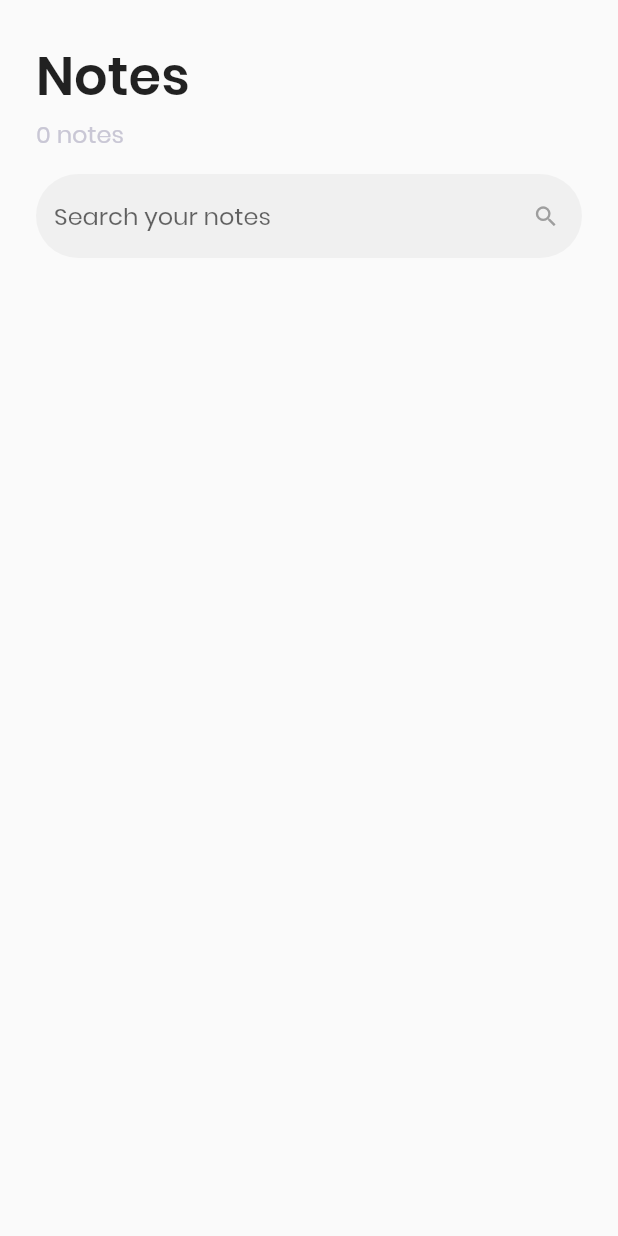
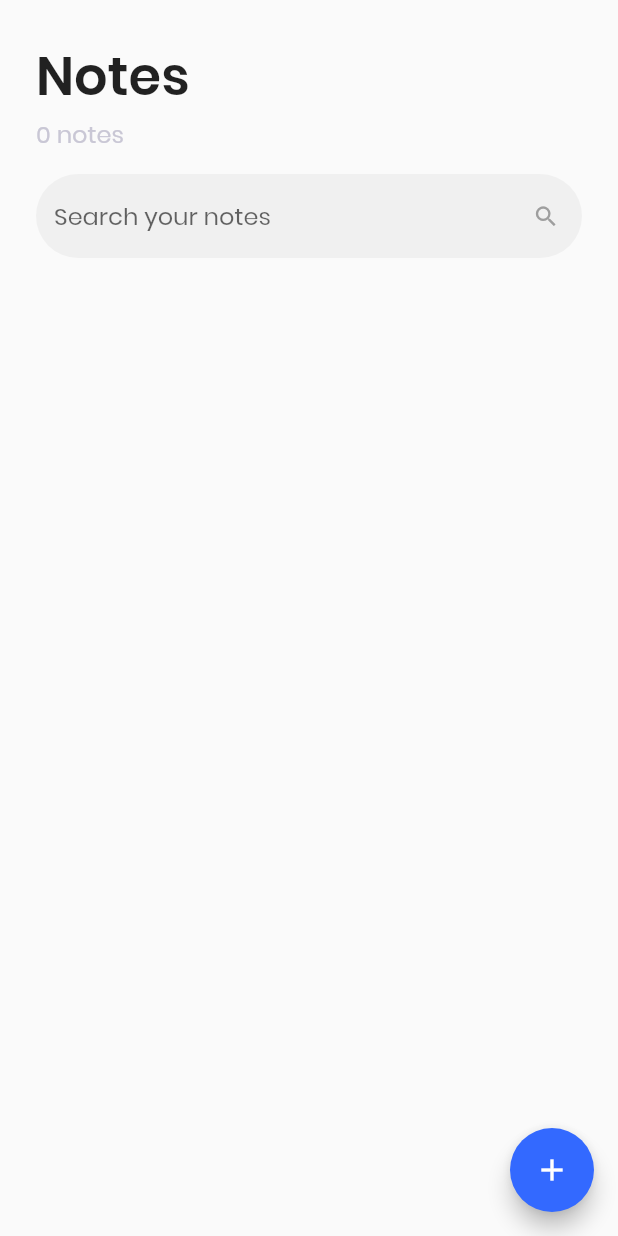
Before and after one commit to HtetLinMaung/notes_flutter, a Flutter app: the screen it shows after launch, on a phone screen of 412 x 824 dp. Run offline on Flutter 3.47's test engine with Material 2 defaults, Android fonts, the phone set to English and light mode, and no system bars.

Commit message:
create floating action button

```diff
--- a/lib/screens/home_screen.dart
+++ b/lib/screens/home_screen.dart
@@ -74,6 +74,11 @@ class HomeScreen extends StatelessWidget {
             ),
           ),
         ),
+        floatingActionButton: FloatingActionButton(
+          onPressed: () {},
+          child: Icon(Icons.add),
+          backgroundColor: Color(0xff3369FF),
+        ),
       ),
     );
   }
```
